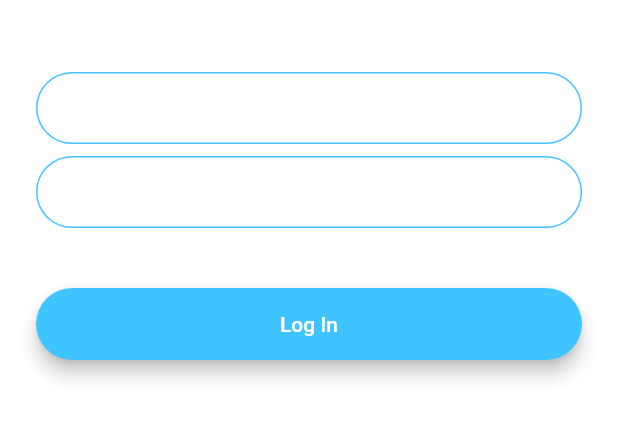
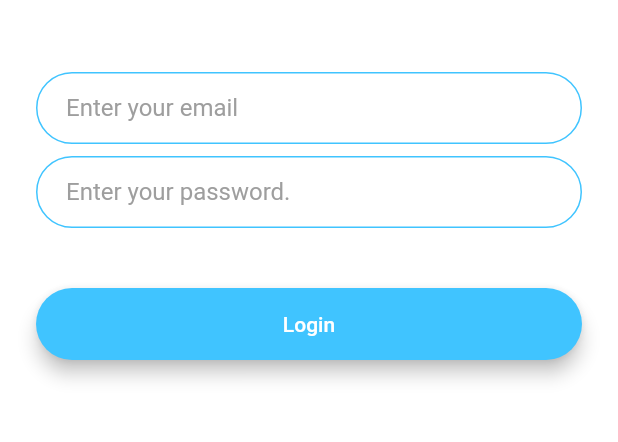
Before and after one commit to piotrstanny/chat-app, a Flutter app: the LoginScreen screen opened by its route, on a phone screen of 412 x 824 dp, the part 576-1018 px from its top. Run offline on Flutter 3.47's test engine with Material 2 defaults, Android fonts, the phone set to English and light mode, and no system bars; our stand-ins replace animated_text_kit.

Commit message:
Refactor TextField to reuse throughout the screens

```diff
--- a/lib/components/rounded_button.dart
+++ b/lib/components/rounded_button.dart
@@ -22,6 +22,9 @@ class RoundedButton extends StatelessWidget {
           height: 42.0,
           child: Text(
             title,
+            style: TextStyle(
+              color: Colors.white,
+            ),
           ),
         ),
       ),
--- /dev/null
+++ b/lib/components/rounded_input.dart
@@ -0,0 +1,40 @@
+import 'package:flutter/material.dart';
+
+class RoundedInput extends StatelessWidget {
+  RoundedInput(
+      {@required this.borderColour,
+      @required this.hintText,
+      @required this.onChanged});
+
+  final Function onChanged;
+  final String hintText;
+  final Color borderColour;
+
+  @override
+  Widget build(BuildContext context) {
+    return TextField(
+      onChanged: onChanged,
+      style: TextStyle(
+        color: Colors.black,
+      ),
+      decoration: InputDecoration(
+        hintText: hintText,
+        hintStyle: TextStyle(
+          color: Colors.grey,
+        ),
+        contentPadding: EdgeInsets.symmetric(vertical: 10.0, horizontal: 20.0),
+        border: OutlineInputBorder(
+          borderRadius: BorderRadius.all(Radius.circular(32.0)),
+        ),
+        enabledBorder: OutlineInputBorder(
+          borderSide: BorderSide(color: borderColour, width: 1.0),
+          borderRadius: BorderRadius.all(Radius.circular(32.0)),
+        ),
+        focusedBorder: OutlineInputBorder(
+          borderSide: BorderSide(color: borderColour, width: 2.0),
+          borderRadius: BorderRadius.all(Radius.circular(32.0)),
+        ),
+      ),
+    );
+  }
+}
--- a/lib/main.dart
+++ b/lib/main.dart
@@ -16,7 +16,7 @@ class FlashChat extends StatelessWidget {
         ),
         visualDensity: VisualDensity.adaptivePlatformDensity,
       ),
-      initialRoute: WelcomeScreen.id,
+      initialRoute: LoginScreen.id,
       routes: {
         WelcomeScreen.id: (context) => WelcomeScreen(),
         LoginScreen.id: (context) => LoginScreen(),
--- a/lib/screens/login_screen.dart
+++ b/lib/screens/login_screen.dart
@@ -1,4 +1,7 @@
 import 'package:flutter/material.dart';
+import 'package:flutter_chat_app/components/rounded_button.dart';
+import 'package:flutter_chat_app/components/rounded_input.dart';
+import 'package:flutter_chat_app/screens/registration_screen.dart';
 
 class LoginScreen extends StatefulWidget {
   static const String id = 'login';
@@ -33,6 +36,9 @@ class _LoginScreenState extends State<LoginScreen> {
                 //Do something with the user input.
               },
               decoration: InputDecoration(
+                hintStyle: TextStyle(
+                  color: Colors.grey,
+                ),
                 hintText: 'Enter your email',
                 contentPadding:
                     EdgeInsets.symmetric(vertical: 10.0, horizontal: 20.0),
@@ -54,49 +60,22 @@ class _LoginScreenState extends State<LoginScreen> {
             SizedBox(
               height: 8.0,
             ),
-            TextField(
+            RoundedInput(
+              borderColour: Colors.lightBlueAccent,
+              hintText: 'Enter your password.',
               onChanged: (value) {
                 //Do something with the user input.
               },
-              decoration: InputDecoration(
-                hintText: 'Enter your password.',
-                contentPadding:
-                    EdgeInsets.symmetric(vertical: 10.0, horizontal: 20.0),
-                border: OutlineInputBorder(
-                  borderRadius: BorderRadius.all(Radius.circular(32.0)),
-                ),
-                enabledBorder: OutlineInputBorder(
-                  borderSide:
-                      BorderSide(color: Colors.lightBlueAccent, width: 1.0),
-                  borderRadius: BorderRadius.all(Radius.circular(32.0)),
-                ),
-                focusedBorder: OutlineInputBorder(
-                  borderSide:
-                      BorderSide(color: Colors.lightBlueAccent, width: 2.0),
-                  borderRadius: BorderRadius.all(Radius.circular(32.0)),
-                ),
-              ),
             ),
             SizedBox(
               height: 24.0,
             ),
-            Padding(
-              padding: EdgeInsets.symmetric(vertical: 16.0),
-              child: Material(
-                color: Colors.lightBlueAccent,
-                borderRadius: BorderRadius.all(Radius.circular(30.0)),
-                elevation: 5.0,
-                child: MaterialButton(
-                  onPressed: () {
-                    //Implement login functionality.
-                  },
-                  minWidth: 200.0,
-                  height: 42.0,
-                  child: Text(
-                    'Log In',
-                  ),
-                ),
-              ),
+            RoundedButton(
+              title: 'Login',
+              colour: Colors.lightBlueAccent,
+              onPressed: () {
+                Navigator.pushNamed(context, RegistrationScreen.id);
+              },
             ),
           ],
         ),
```
Also changed, not shown: lib/screens/registration_screen.dart (+5 -18 lines).
